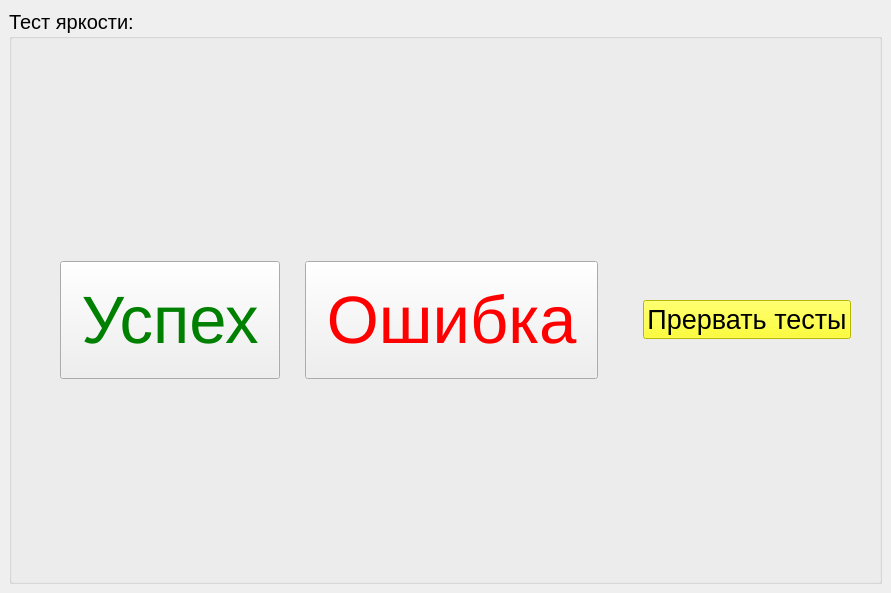
First picture: the form in ui/test_brightness.ui, repository Mex93/MonoblockTests, before the edit.
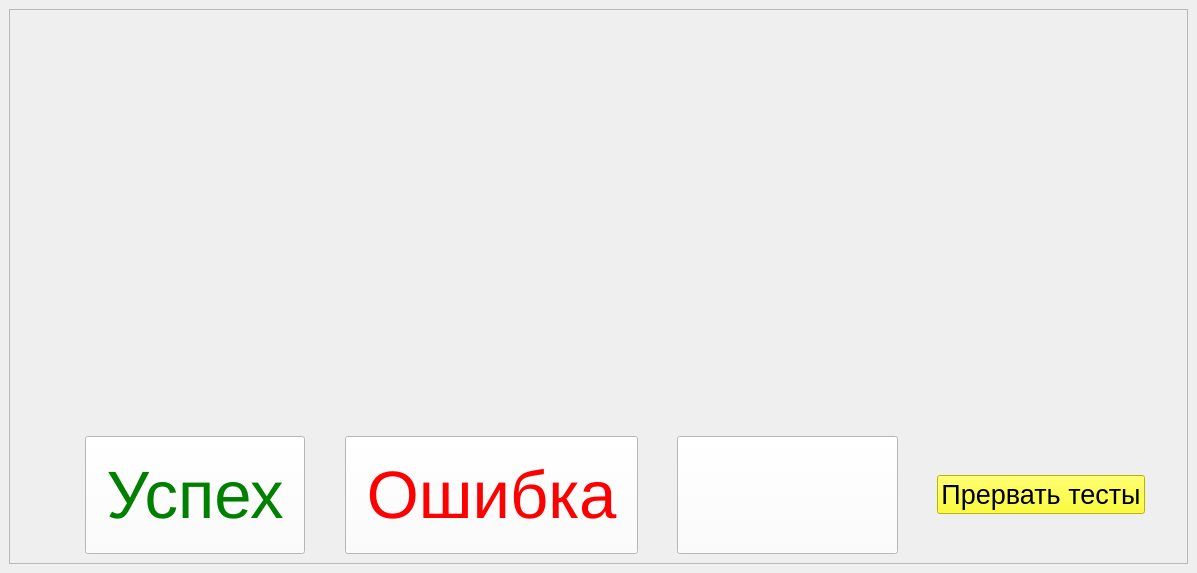
Second picture: the form after the edit. Icons and pictures are not drawn.

The edit to the form file:
```diff
--- a/ui/test_brightness.ui
+++ b/ui/test_brightness.ui
@@ -6,8 +6,8 @@
    <rect>
     <x>0</x>
     <y>0</y>
-    <width>891</width>
-    <height>593</height>
+    <width>1197</width>
+    <height>573</height>
    </rect>
   </property>
   <property name="windowTitle">
@@ -18,26 +18,28 @@
     <normaloff>:/res/images/logo.ico</normaloff>:/res/images/logo.ico</iconset>
   </property>
   <widget class="QWidget" name="centralwidget">
-   <layout class="QVBoxLayout" name="verticalLayout_3">
-    <item>
-     <widget class="QGroupBox" name="groupBox">
-      <property name="font">
-       <font>
-        <pointsize>15</pointsize>
-       </font>
-      </property>
-      <property name="title">
-       <string>Тест яркости:</string>
-      </property>
-      <layout class="QHBoxLayout" name="horizontalLayout_3">
-       <item>
         <layout class="QVBoxLayout" name="verticalLayout_2">
          <item>
+     <widget class="QFrame" name="frame_btns">
+      <property name="frameShape">
+       <enum>QFrame::Shape::StyledPanel</enum>
+      </property>
+      <property name="frameShadow">
+       <enum>QFrame::Shadow::Raised</enum>
+      </property>
           <layout class="QVBoxLayout" name="verticalLayout">
            <item>
-            <layout class="QHBoxLayout" name="horizontalLayout_2"/>
-           </item>
-          </layout>
+        <spacer name="verticalSpacer">
+         <property name="orientation">
+          <enum>Qt::Orientation::Vertical</enum>
+         </property>
+         <property name="sizeHint" stdset="0">
+          <size>
+           <width>20</width>
+           <height>40</height>
+          </size>
+         </property>
+        </spacer>
          </item>
          <item>
           <layout class="QHBoxLayout" name="horizontalLayout">
@@ -79,7 +81,8 @@
              </property>
              <property name="styleSheet">
               <string notr="true">color: green;
-padding: 20%;</string>
+padding: 20%;
+background: white;</string>
              </property>
              <property name="text">
               <string>Успех</string>
@@ -108,7 +111,8 @@
              </property>
              <property name="styleSheet">
               <string notr="true">color: red;
-padding: 20%;</string>
+padding: 20%;
+background: white;</string>
              </property>
              <property name="text">
               <string>Ошибка</string>
@@ -128,6 +132,32 @@
              </property>
             </spacer>
            </item>
+         <item>
+          <widget class="QPushButton" name="pushButton_relaunch">
+           <property name="font">
+            <font>
+             <pointsize>50</pointsize>
+            </font>
+           </property>
+           <property name="styleSheet">
+            <string notr="true">color: red;
+padding: 20%;
+background: white;</string>
+           </property>
+           <property name="text">
+            <string/>
+           </property>
+           <property name="icon">
+            <iconset theme="QIcon::ThemeIcon::ViewRestore"/>
+           </property>
+           <property name="iconSize">
+            <size>
+             <width>50</width>
+             <height>50</height>
+            </size>
+           </property>
+          </widget>
+         </item>
            <item>
             <layout class="QHBoxLayout" name="horizontalLayout_4" stretch="0,0">
              <item>
@@ -172,8 +202,6 @@
               </size>
              </property>
             </spacer>
-           </item>
-          </layout>
          </item>
         </layout>
        </item>
```
Left out of the diff: 2 changed lines with no effect on the pictures. Lines whose indentation alone changed are shown as unchanged.
